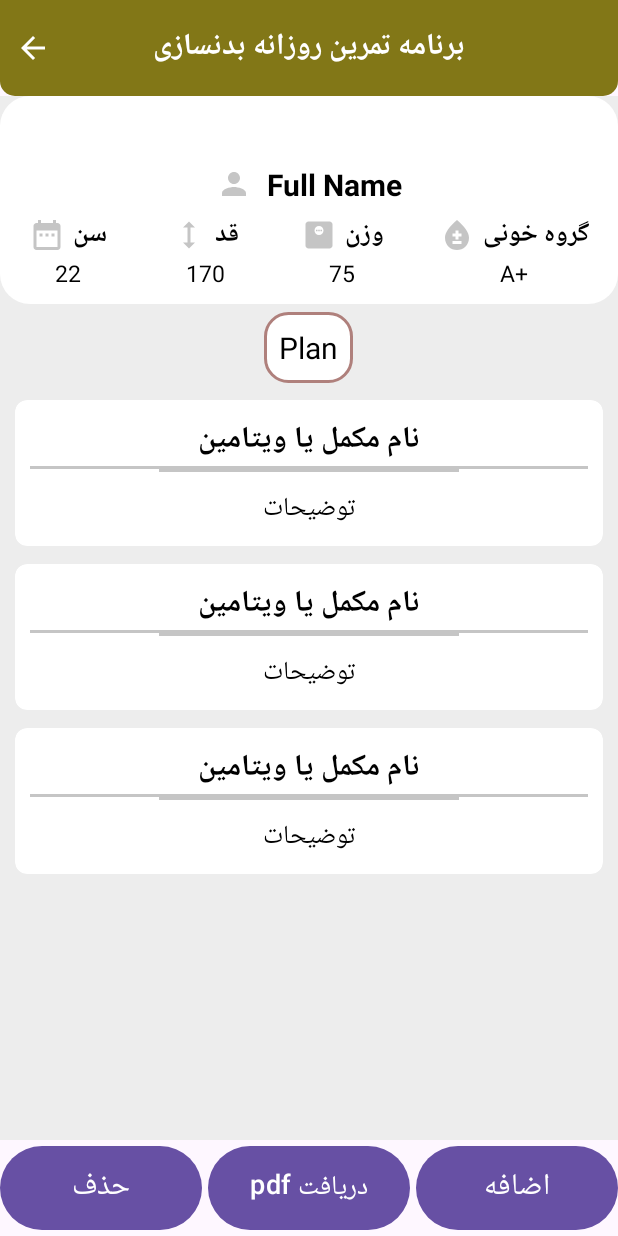
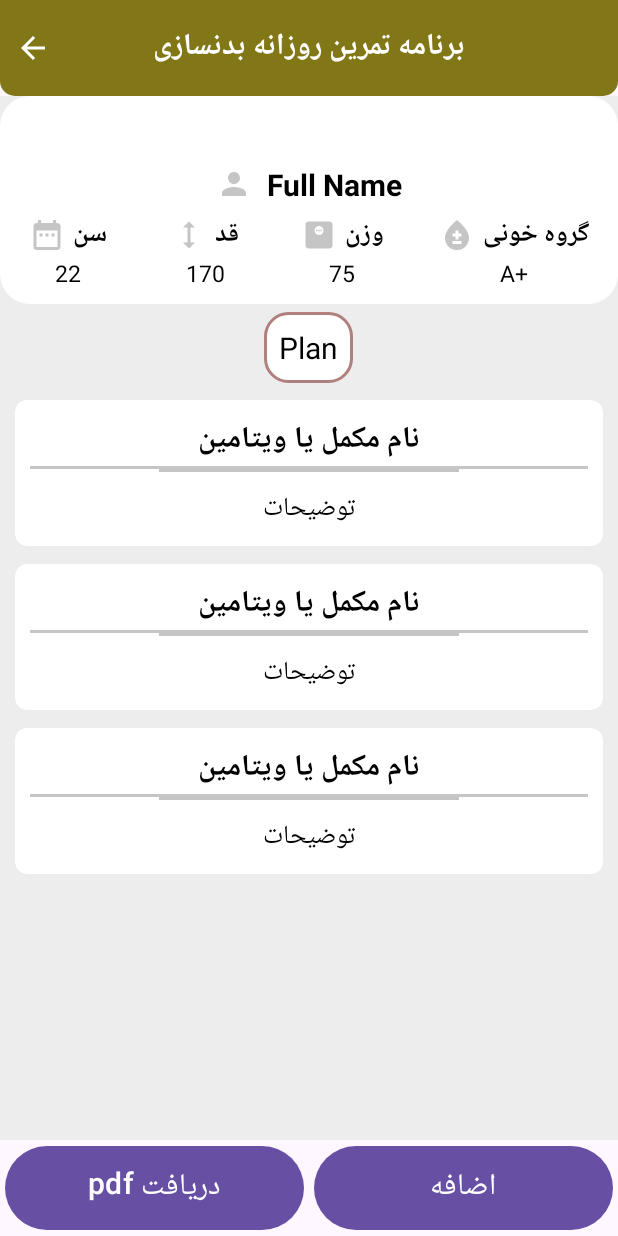
Before and after one commit to reyhaneh8328/BodybuildingProgram, an Android app: the layout activity_supplements_and_vitamin.xml on its own in the app's theme, with its tools: preview values and no code run, on a phone screen of 412 x 824 dp. Run offline under Robolectric (Android 15) with nearby library versions, the phone set to English and light mode, and no system bars.

Commit message:
change SupplementsAndVitamin Activity

```diff
--- a/app/src/main/java/com/example/bodybuildingprogram/SplashActivity.kt
+++ b/app/src/main/java/com/example/bodybuildingprogram/SplashActivity.kt
@@ -12,6 +12,6 @@ class SplashActivity : AppCompatActivity() {
         Handler().postDelayed(Runnable {
              startActivity(Intent(this@SplashActivity, MainActivity::class.java))
              finish()
-        },1000)
+        },2000)
     }
 }
--- a/app/src/main/res/layout/activity_supplements_and_vitamin.xml
+++ b/app/src/main/res/layout/activity_supplements_and_vitamin.xml
@@ -199,22 +199,14 @@
         android:orientation="horizontal"
         android:layout_alignParentBottom="true">
         <Button
-            android:id="@+id/deleteBtn"
-            android:layout_width="0dp"
-            android:layout_height="?actionBarSize"
-            android:layout_weight="1"
-            android:text="حذف"
-            android:textSize="20sp"
-            android:layout_marginEnd="2dp"/>
-        <Button
             android:id="@+id/receivePdfBtn"
             android:layout_width="0dp"
             android:layout_height="?actionBarSize"
             android:layout_weight="1"
             android:text="دریافت pdf"
-            android:textSize="18sp"
-            android:layout_marginStart="2dp"
-            android:layout_marginEnd="2dp"/>
+            android:textSize="20sp"
+            android:layout_marginStart="3dp"
+            android:layout_marginEnd="3dp"/>
         <Button
             android:id="@+id/addBtn"
             android:layout_width="0dp"
@@ -222,6 +214,7 @@
             android:layout_weight="1"
             android:text="اضافه"
             android:textSize="20sp"
-            android:layout_marginStart="2dp"/>
+            android:layout_marginStart="3dp"
+            android:layout_marginEnd="3dp"/>
     </LinearLayout>
 </RelativeLayout>
```
Also changed, not shown: app/src/main/java/com/example/bodybuildingprogram/AdapterTextPlan.kt (+20 -0 lines), app/src/main/java/com/example/bodybuildingprogram/SupplementsAndVitaminActivity.kt (+0 -24 lines).
